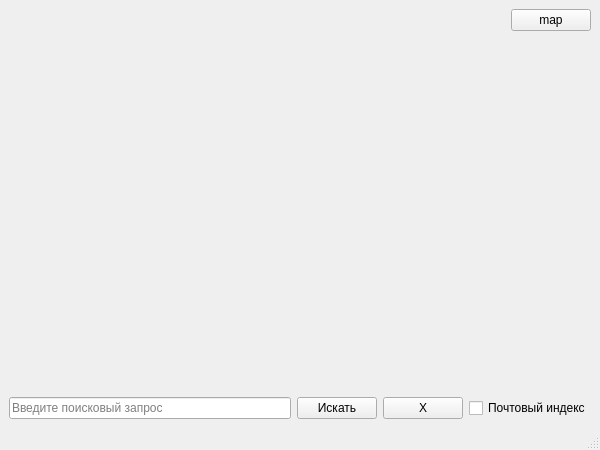
Before: the Qt Designer form main_menu.ui in Milk-Gang123/MiniYandexMaps, drawn with Qt 5.
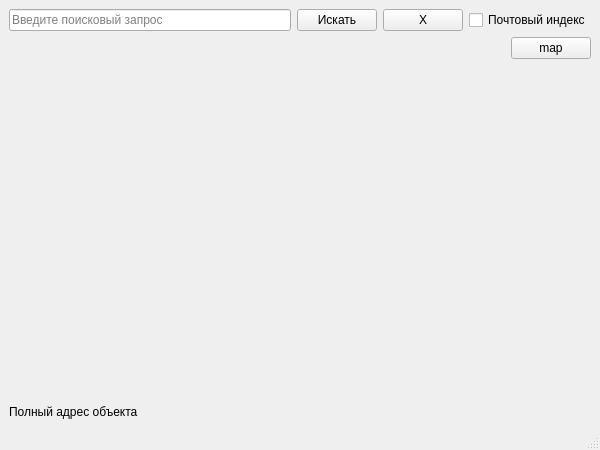
After: the same form once the commit is applied.

Commit message: Added full address label

```diff
--- a/main_menu.ui
+++ b/main_menu.ui
@@ -42,6 +42,49 @@
     <enum>Qt::ClickFocus</enum>
    </property>
    <layout class="QGridLayout" name="gridLayout">
+    <item row="4" column="0" colspan="4">
+     <layout class="QGridLayout" name="gridLayoutControls">
+      <item row="0" column="1">
+       <widget class="QPushButton" name="btnMapStyle">
+        <property name="sizePolicy">
+         <sizepolicy hsizetype="Fixed" vsizetype="Fixed">
+          <horstretch>0</horstretch>
+          <verstretch>0</verstretch>
+         </sizepolicy>
+        </property>
+        <property name="text">
+         <string>map</string>
+        </property>
+       </widget>
+      </item>
+      <item row="0" column="0">
+       <spacer name="horizontalSpacer">
+        <property name="orientation">
+         <enum>Qt::Horizontal</enum>
+        </property>
+        <property name="sizeHint" stdset="0">
+         <size>
+          <width>255</width>
+          <height>20</height>
+         </size>
+        </property>
+       </spacer>
+      </item>
+      <item row="1" column="1">
+       <spacer name="verticalSpacer">
+        <property name="orientation">
+         <enum>Qt::Vertical</enum>
+        </property>
+        <property name="sizeHint" stdset="0">
+         <size>
+          <width>20</width>
+          <height>40</height>
+         </size>
+        </property>
+       </spacer>
+      </item>
+     </layout>
+    </item>
     <item row="1" column="0">
      <widget class="QLineEdit" name="lineEditSearch">
       <property name="sizePolicy">
@@ -74,6 +117,19 @@
       </property>
      </widget>
     </item>
+    <item row="1" column="2">
+     <widget class="QPushButton" name="btnClear">
+      <property name="sizePolicy">
+       <sizepolicy hsizetype="Fixed" vsizetype="Fixed">
+        <horstretch>0</horstretch>
+        <verstretch>0</verstretch>
+       </sizepolicy>
+      </property>
+      <property name="text">
+       <string>X</string>
+      </property>
+     </widget>
+    </item>
     <item row="1" column="3">
      <widget class="QCheckBox" name="checkBoxPostCode">
       <property name="sizePolicy">
@@ -96,68 +152,17 @@
       </property>
      </widget>
     </item>
-    <item row="1" column="2">
-     <widget class="QPushButton" name="btnClear">
-      <property name="sizePolicy">
-       <sizepolicy hsizetype="Fixed" vsizetype="Fixed">
-        <horstretch>0</horstretch>
-        <verstretch>0</verstretch>
-       </sizepolicy>
-      </property>
+    <item row="6" column="0" colspan="4">
+     <widget class="QLabel" name="labelFullAddress">
       <property name="text">
-       <string>X</string>
+       <string>Полный адрес объекта</string>
       </property>
-     </widget>
-    </item>
-    <item row="0" column="0" colspan="4">
-     <layout class="QGridLayout" name="gridLayoutControls">
-      <item row="0" column="1">
-       <widget class="QPushButton" name="btnMapStyle">
-        <property name="sizePolicy">
-         <sizepolicy hsizetype="Fixed" vsizetype="Fixed">
-          <horstretch>0</horstretch>
-          <verstretch>0</verstretch>
-         </sizepolicy>
-        </property>
-        <property name="text">
-         <string>map</string>
-        </property>
-       </widget>
-      </item>
-      <item row="0" column="0">
-       <spacer name="horizontalSpacer">
-        <property name="orientation">
-         <enum>Qt::Horizontal</enum>
-        </property>
-        <property name="sizeHint" stdset="0">
-         <size>
-          <width>255</width>
-          <height>20</height>
-         </size>
-        </property>
-       </spacer>
-      </item>
-      <item row="1" column="1">
-       <spacer name="verticalSpacer">
-        <property name="orientation">
-         <enum>Qt::Vertical</enum>
-        </property>
-        <property name="sizeHint" stdset="0">
-         <size>
-          <width>20</width>
-          <height>40</height>
-         </size>
-        </property>
-       </spacer>
-      </item>
-     </layout>
-    </item>
-   </layout>
-   <zorder>lineEditSearch</zorder>
-   <zorder>btnSearch</zorder>
-   <zorder>btnClear</zorder>
-   <zorder>checkBoxPostCode</zorder>
-   <zorder>gridLayoutWidget</zorder>
+      <property name="buddy">
+       <cstring></cstring>
+      </property>
+     </widget>
+    </item>
+   </layout>
   </widget>
   <widget class="QStatusBar" name="statusBar"/>
  </widget>
```
The commit also changes 2 other files.
